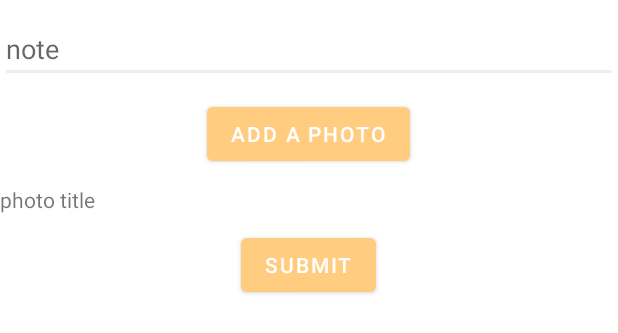
After one commit to ece1778-2021/UHealth, an Android app: the layout appointment_update_dialog.xml on its own in the app's theme, with its tools: preview values and no code run, on a phone screen of 412 x 824 dp. The commit adds this screen. Shown: the top 333 px of the screen. Run offline under Robolectric (Android 15) with nearby library versions, the phone set to English and light mode, and no system bars.

Commit message:
appointment and medication with complete structure

```diff
--- a/Uhealth/app/src/main/java/com/example/uhealth/AppointmnetList.java
+++ b/Uhealth/app/src/main/java/com/example/uhealth/AppointmnetList.java
@@ -138,7 +138,7 @@ public class AppointmnetList extends AppCompatActivity {
     }
     public void download_medication_list(){
         String uid = mFireBaseInfo.mUser.getUid();
-        mFireBaseInfo.mFirestore.collection("Appointment").whereEqualTo("patientid",uid).get()
+        mFireBaseInfo.mFirestore.collection("AAppointment").whereEqualTo("patientid",uid).get()
                 .addOnCompleteListener(new OnCompleteListener<QuerySnapshot>() {
                     @Override
                     public void onComplete(@NonNull Task<QuerySnapshot> task) {
@@ -201,7 +201,7 @@ public class AppointmnetList extends AppCompatActivity {
             final int int_date = (int) (t_date.getTime() / 1000);
             resMap.put("date", int_date);
 
-            mFireBaseInfo.mFirestore.collection("Appointment").add(resMap).addOnSuccessListener(new OnSuccessListener<DocumentReference>() {
+            mFireBaseInfo.mFirestore.collection("AAppointment").add(resMap).addOnSuccessListener(new OnSuccessListener<DocumentReference>() {
                 @Override
                 public void onSuccess(DocumentReference documentReference) {
 
--- a/Uhealth/app/src/main/java/com/example/uhealth/MedicationAdapter.java
+++ b/Uhealth/app/src/main/java/com/example/uhealth/MedicationAdapter.java
@@ -69,6 +69,7 @@ public class MedicationAdapter extends RecyclerView.Adapter<MedicationAdapter.Vi
         alertBuilder.setTitle("Medicine storage reminder");
         LayoutInflater minflater = LayoutInflater.from(v.getContext());
         View em_view = minflater.inflate(R.layout.storage_updater, null);
+        alertBuilder.setView(em_view);
         EditText StorageAdder = (EditText) em_view.findViewById(R.id.medication_storage_updater);
         StorageAdder.setText("0");
 
@@ -146,6 +147,7 @@ public class MedicationAdapter extends RecyclerView.Adapter<MedicationAdapter.Vi
                 final String[] items =  Selectedmedication.toArray(new String[Selectedmedication.size()]);
                 AlertDialog.Builder alertBuilder = new AlertDialog.Builder(v.getContext());
                 alertBuilder.setTitle("Check medication");
+                Toast.makeText(v.getContext(),mMedication.getrInitDate(),Toast.LENGTH_SHORT).show();
                 alertBuilder.setItems(items, new DialogInterface.OnClickListener() {
                     @Override
                     public void onClick(DialogInterface dialogInterface, int i) {
--- a/Uhealth/app/src/main/java/com/example/uhealth/MedicationAdder.java
+++ b/Uhealth/app/src/main/java/com/example/uhealth/MedicationAdder.java
@@ -108,7 +108,7 @@ public class MedicationAdder extends AppCompatActivity {
         }
 
 
-        intent.putExtra("intidate",init_of_repeat);
+        intent.putExtra("initdate",init_of_repeat);
 
         intent.putExtra("dosis",dosis );
         setResult(RESULT_OK, intent);
--- /dev/null
+++ b/Uhealth/app/src/main/res/layout/appointment_update_dialog.xml
@@ -0,0 +1,50 @@
+<?xml version="1.0" encoding="utf-8"?>
+<RelativeLayout xmlns:android="http://schemas.android.com/apk/res/android"
+    xmlns:app="http://schemas.android.com/apk/res-auto"
+    xmlns:tools="http://schemas.android.com/tools"
+    android:layout_width="match_parent"
+    android:layout_height="match_parent"
+
+
+    >
+    <EditText
+        android:id="@+id/appointment_note"
+        android:layout_width="match_parent"
+        android:layout_height="wrap_content"
+        android:layout_marginTop="10dp"
+        android:layout_centerHorizontal="true"
+        android:hint="note"
+        android:inputType="text"
+        tools:ignore="Autofill" />
+
+    <Button
+        android:id="@+id/btn_photo_uploader"
+        android:layout_width="wrap_content"
+        android:layout_height="wrap_content"
+        android:layout_centerHorizontal="true"
+        android:layout_marginTop="10dp"
+
+        android:layout_below ="@+id/appointment_note"
+        android:text="Add a photo"
+        />
+    <TextView
+        android:id="@+id/current_title"
+        android:layout_width="match_parent"
+        android:layout_height="wrap_content"
+        android:layout_marginTop="10dp"
+        android:layout_centerHorizontal="true"
+        android:layout_below ="@+id/btn_photo_uploader"
+        android:text="photo title"
+        tools:ignore="Autofill" />
+    <Button
+        android:id="@+id/btn_information_adder"
+        android:layout_width="wrap_content"
+        android:layout_height="wrap_content"
+        android:layout_centerHorizontal="true"
+        android:layout_marginTop="10dp"
+
+        android:layout_below ="@+id/current_title"
+        android:text="Submit"
+        />
+
+</RelativeLayout>
--- a/Uhealth/app/src/main/res/layout/content_medication_adder.xml
+++ b/Uhealth/app/src/main/res/layout/content_medication_adder.xml
@@ -45,7 +45,7 @@
         android:layout_centerHorizontal="true"
         android:layout_below ="@+id/startofRepeat"
         android:layout_marginTop="10dp"
-        android:text="@string/select_appointment_type"
+        android:text="Medication type"
         />
     <TextView
         android:id="@+id/selectedType"
```
Also changed, not shown: Uhealth/app/src/main/java/com/example/uhealth/Appointment.java (+20 -1 lines), Uhealth/app/src/main/java/com/example/uhealth/AppointmentAdapter.java (+94 -1 lines), Uhealth/app/src/main/java/com/example/uhealth/Medication.java (+7 -4 lines), Uhealth/app/src/main/java/com/example/uhealth/MedicationList.java (+4 -4 lines), Uhealth/app/src/main/res/layout/content_appointment_adder.xml (+18 -1 lines).
